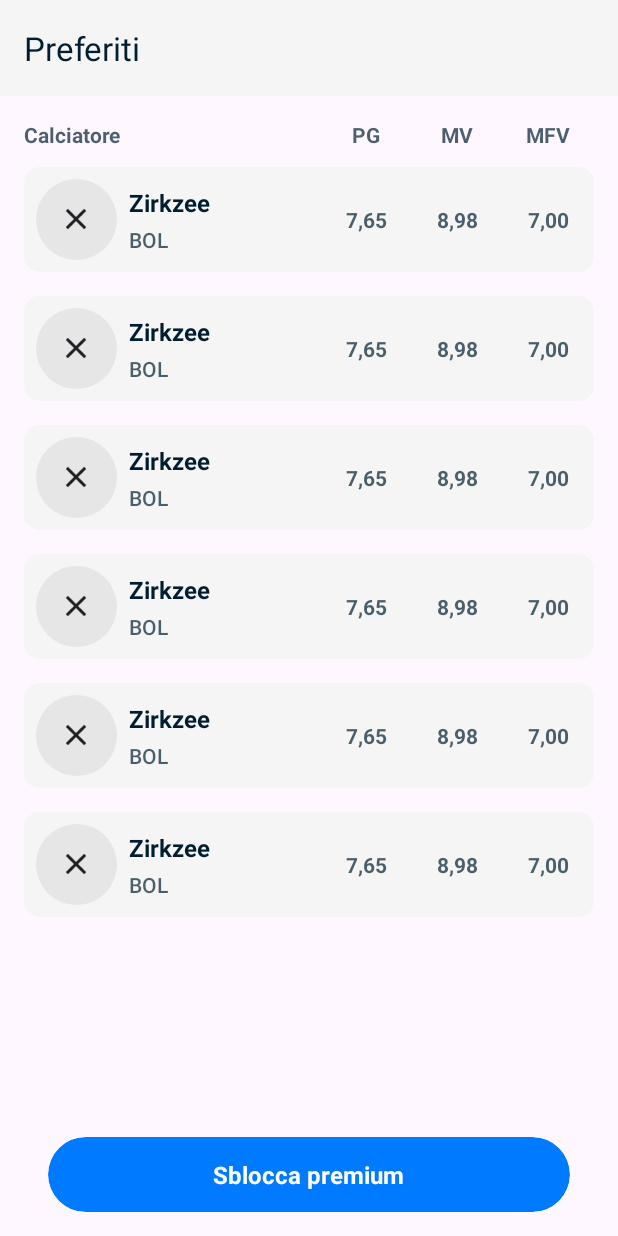
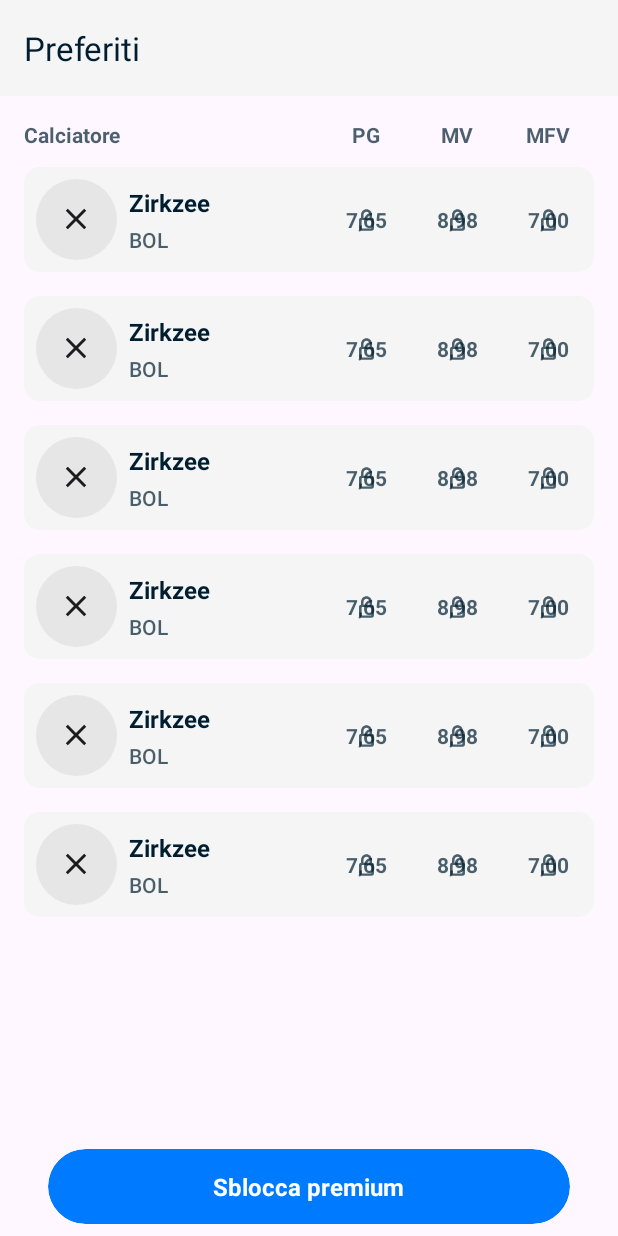
Before and after one commit to GLiccardo/FantacalcioSample, an Android app: the layout fragment_preferred_list.xml on its own in the app's theme, with its tools: preview values and no code run, on a phone screen of 412 x 824 dp. Run offline under Robolectric (Android 15) with nearby library versions, the phone set to English and light mode, and no system bars.

Commit message:
[FEAT PREMIUM] Implement premium feature

```diff
--- a/app/src/main/java/it/fantacalcio/sample/feature_preferred/presentation/preferred_list/PreferredListState.kt
+++ b/app/src/main/java/it/fantacalcio/sample/feature_preferred/presentation/preferred_list/PreferredListState.kt
@@ -7,4 +7,5 @@ data class PreferredListState(
     val isLoading: Boolean = false,
     val error: String = EMPTY_STRING,
     val playersList: List<PlayerModel> = emptyList()
+//    var isPremiumActive: Boolean = false
 )
--- a/app/src/main/res/layout/fragment_preferred_list.xml
+++ b/app/src/main/res/layout/fragment_preferred_list.xml
@@ -104,7 +104,8 @@
             android:layout_width="match_parent"
             android:layout_height="0dp"
             android:layout_marginHorizontal="16dp"
-            app:layout_constraintBottom_toBottomOf="parent"
+            android:layout_marginBottom="16dp"
+            app:layout_constraintBottom_toTopOf="@id/cv_unlock_premium"
             app:layout_constraintTop_toBottomOf="@+id/cl_preferred_list_header"
             tools:itemCount="12"
             tools:listitem="@layout/item_preferred_list" />
@@ -123,13 +124,11 @@
             android:layout_width="match_parent"
             android:layout_height="@dimen/unlock_premium_height"
             android:layout_marginHorizontal="@dimen/unlock_premium_margin"
-            android:layout_marginBottom="16dp"
-            android:visibility="gone"
+            android:layout_marginBottom="8dp"
             app:cardBackgroundColor="@color/blue"
             app:cardCornerRadius="@dimen/unlock_premium_corner_radius"
             app:cardElevation="0dp"
-            app:layout_constraintBottom_toBottomOf="parent"
-            tools:visibility="visible">
+            app:layout_constraintBottom_toBottomOf="parent">
 
             <androidx.appcompat.widget.AppCompatTextView
                 android:layout_width="wrap_content"
--- a/app/src/main/res/layout/item_preferred_list.xml
+++ b/app/src/main/res/layout/item_preferred_list.xml
@@ -88,11 +88,23 @@
                     android:textColor="@color/text_grey"
                     android:textSize="@dimen/item_header_label_text_size"
                     android:textStyle="bold"
+                    android:visibility="invisible"
                     app:layout_constraintBottom_toBottomOf="parent"
                     app:layout_constraintEnd_toStartOf="@id/tv_preferred_list_header_mv"
                     app:layout_constraintTop_toTopOf="parent"
                     app:layout_constraintWidth_percent="@dimen/item_stat_width"
-                    tools:text="7,65" />
+                    tools:text="7,65"
+                    tools:visibility="visible" />
+
+                <androidx.appcompat.widget.AppCompatImageView
+                    android:id="@+id/iv_preferred_list_header_pg"
+                    android:layout_width="wrap_content"
+                    android:layout_height="wrap_content"
+                    app:layout_constraintBottom_toBottomOf="@id/tv_preferred_list_header_pg"
+                    app:layout_constraintEnd_toEndOf="@id/tv_preferred_list_header_pg"
+                    app:layout_constraintStart_toStartOf="@id/tv_preferred_list_header_pg"
+                    app:layout_constraintTop_toTopOf="@id/tv_preferred_list_header_pg"
+                    app:srcCompat="@drawable/ic_stat_locked" />
 
                 <androidx.appcompat.widget.AppCompatTextView
                     android:id="@+id/tv_preferred_list_header_mv"
@@ -103,11 +115,23 @@
                     android:textColor="@color/text_grey"
                     android:textSize="@dimen/item_header_label_text_size"
                     android:textStyle="bold"
+                    android:visibility="invisible"
                     app:layout_constraintBottom_toBottomOf="parent"
                     app:layout_constraintEnd_toStartOf="@id/tv_preferred_list_header_mfv"
                     app:layout_constraintTop_toTopOf="parent"
                     app:layout_constraintWidth_percent="@dimen/item_stat_width"
-                    tools:text="8,98" />
+                    tools:text="8,98"
+                    tools:visibility="visible" />
+
+                <androidx.appcompat.widget.AppCompatImageView
+                    android:id="@+id/iv_preferred_list_header_mv"
+                    android:layout_width="wrap_content"
+                    android:layout_height="wrap_content"
+                    app:layout_constraintBottom_toBottomOf="@id/tv_preferred_list_header_mv"
+                    app:layout_constraintEnd_toEndOf="@id/tv_preferred_list_header_mv"
+                    app:layout_constraintStart_toStartOf="@id/tv_preferred_list_header_mv"
+                    app:layout_constraintTop_toTopOf="@id/tv_preferred_list_header_mv"
+                    app:srcCompat="@drawable/ic_stat_locked" />
 
                 <androidx.appcompat.widget.AppCompatTextView
                     android:id="@+id/tv_preferred_list_header_mfv"
@@ -117,11 +141,23 @@
                     android:textColor="@color/text_grey"
                     android:textSize="@dimen/item_header_label_text_size"
                     android:textStyle="bold"
+                    android:visibility="invisible"
                     app:layout_constraintBottom_toBottomOf="parent"
                     app:layout_constraintEnd_toEndOf="parent"
                     app:layout_constraintTop_toTopOf="parent"
                     app:layout_constraintWidth_percent="@dimen/item_stat_width"
-                    tools:text="7,00" />
+                    tools:text="7,00"
+                    tools:visibility="visible" />
+
+                <androidx.appcompat.widget.AppCompatImageView
+                    android:id="@+id/iv_preferred_list_header_mfv"
+                    android:layout_width="wrap_content"
+                    android:layout_height="wrap_content"
+                    app:layout_constraintBottom_toBottomOf="@id/tv_preferred_list_header_mfv"
+                    app:layout_constraintEnd_toEndOf="@id/tv_preferred_list_header_mfv"
+                    app:layout_constraintStart_toStartOf="@id/tv_preferred_list_header_mfv"
+                    app:layout_constraintTop_toTopOf="@id/tv_preferred_list_header_mfv"
+                    app:srcCompat="@drawable/ic_stat_locked" />
 
             </androidx.constraintlayout.widget.ConstraintLayout>
 
```
Also changed, not shown: app/src/main/java/it/fantacalcio/sample/core/di/AppModule.kt (+9 -2 lines), app/src/main/java/it/fantacalcio/sample/core/sharedpref/SharedPrefManager.kt (added, +25 -0 lines), app/src/main/java/it/fantacalcio/sample/feature_preferred/data/adapter/RVPreferredListAdapter.kt (+25 -1 lines), app/src/main/java/it/fantacalcio/sample/feature_preferred/presentation/preferred_list/PreferredListFragment.kt (+43 -5 lines), app/src/main/java/it/fantacalcio/sample/feature_preferred/presentation/preferred_list/PreferredListViewModel.kt (+23 -0 lines).
